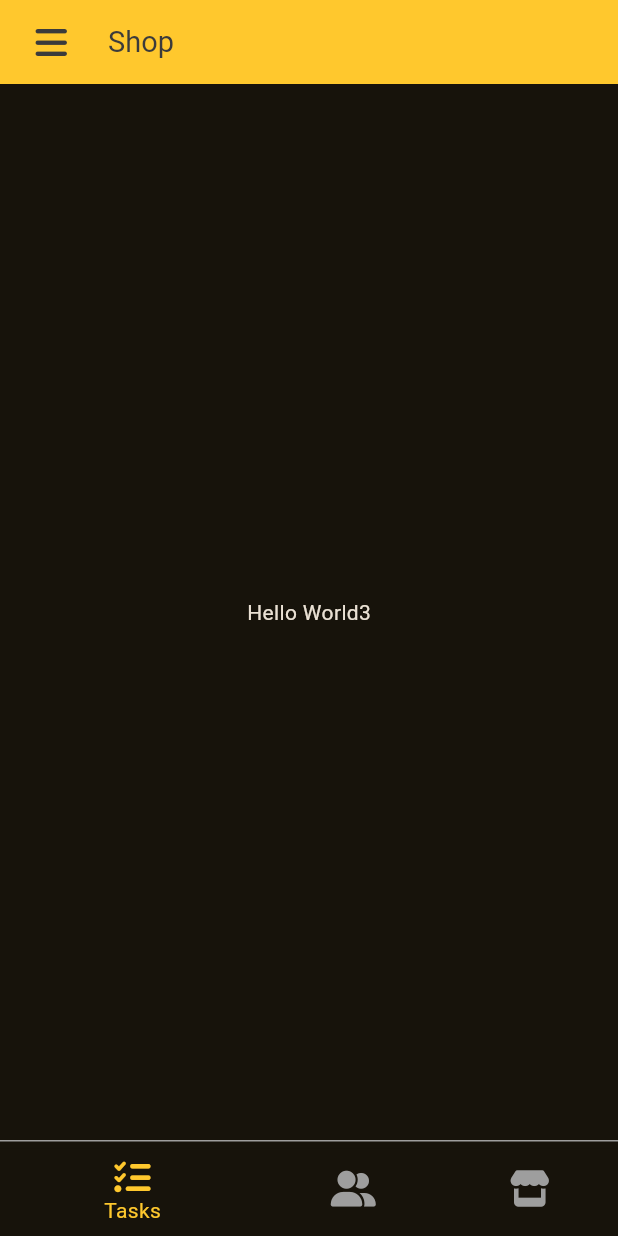
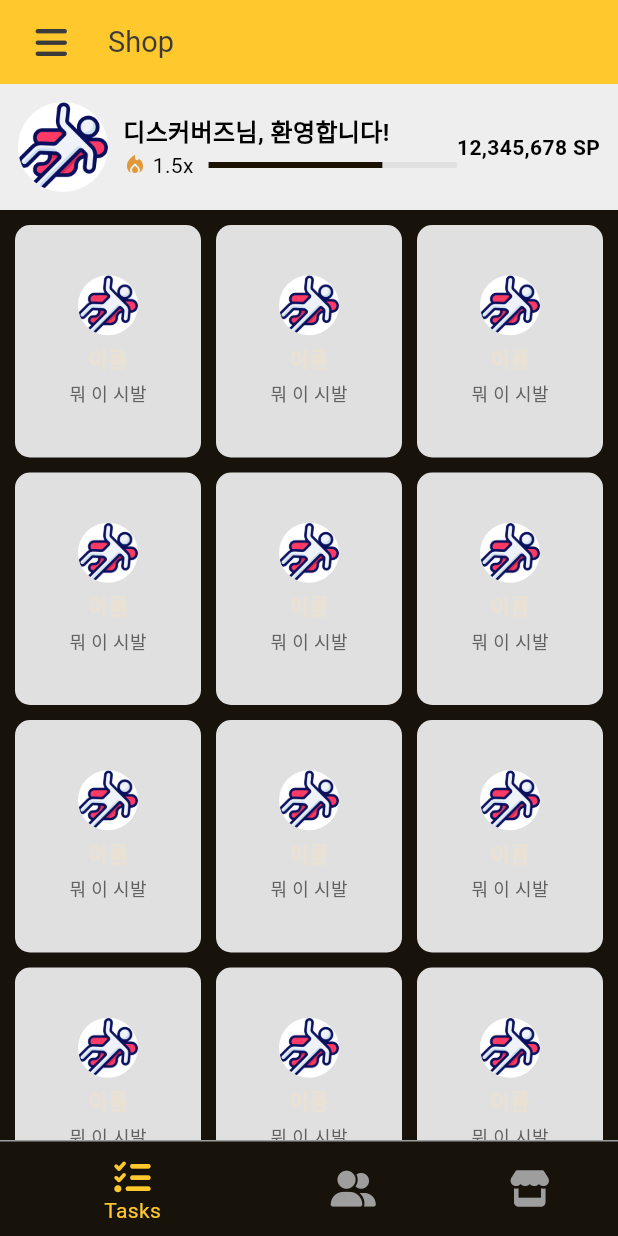
Before and after one commit to eunjooo2/TaskSpark_App, a Flutter app: the MainPage screen opened directly, swiped to page 3, on a phone screen of 412 x 824 dp. Run offline on Flutter 3.47's test engine with Material 3 defaults, Android fonts, the phone set to English and light mode, and no system bars; our stand-ins replace flutter_secure_storage, font_awesome_flutter, icons_plus, lottie, pocketbase, responsive_sizer; accounts and stored records are empty; network calls fail.

Commit message:
:construction: 2025-03-25 회의 내용 반영

```diff
--- a/lib/ui/pages/main_page.dart
+++ b/lib/ui/pages/main_page.dart
@@ -1,6 +1,7 @@
 import 'package:flutter/material.dart';
 import 'package:font_awesome_flutter/font_awesome_flutter.dart';
 import 'package:responsive_sizer/responsive_sizer.dart';
+import 'package:task_spark/ui/pages/shop.dart';
 import 'package:task_spark/ui/pages/social.dart';
 import 'package:task_spark/ui/widgets/task_spark_drawer.dart';
 import 'package:task_spark/ui/pages/splash.dart';
@@ -147,9 +148,7 @@
           } else if (index == 1) {
             return SocialPage(); // 소셜 페이지
           } else if (index == 2) {
-            return Center(
-              child: Text("Hello World3"), // 상점 페이지
-            );
+            return ShopPage();
           }
           return null;
         },
--- /dev/null
+++ b/lib/ui/pages/shop.dart
@@ -0,0 +1,132 @@
+import 'package:flutter/material.dart';
+
+class ShopPage extends StatefulWidget {
+  @override
+  State<ShopPage> createState() => _ShopPageState();
+}
+
+class _ShopPageState extends State<ShopPage> {
+  @override
+  Widget build(BuildContext context) {
+    return Scaffold(
+      appBar: AppBar(backgroundColor: Colors.black, toolbarHeight: 0),
+      body: SingleChildScrollView(
+        child: Column(
+          children: [
+            _buildProfileSection(),
+            _buildItemGrid(),
+          ],
+        ),
+      ),
+    );
+  }
+
+  // ProfileSection 수정 (a.png 이미지 추가)
+  Widget _buildProfileSection() {
+    return Container(
+      padding: EdgeInsets.all(12),
+      color: Colors.grey[200],
+      child: Row(
+        children: [
+          // 여기에서 a.png 이미지 사용
+          CircleAvatar(
+            radius: 30,
+            backgroundImage: AssetImage("assets/icons/a.png"), // a.png 이미지 추가
+            backgroundColor: Colors.white,
+          ),
+          SizedBox(width: 10),
+          Expanded(
+            child: Column(
+              crossAxisAlignment: CrossAxisAlignment.start,
+              children: [
+                Text(
+                  "디스커버즈님, 환영합니다!",
+                  style: TextStyle(
+                    fontSize: 16,
+                    fontWeight: FontWeight.bold,
+                    color: Colors.black,
+                  ),
+                ),
+                Row(
+                  children: [
+                    Icon(
+                      Icons.local_fire_department,
+                      color: const Color.fromARGB(255, 225, 152, 57),
+                      size: 16,
+                    ),
+                    Text(
+                      " 1.5x",
+                      style: TextStyle(fontSize: 14, color: Colors.black),
+                    ),
+                    SizedBox(width: 10),
+                    Expanded(
+                      child: LinearProgressIndicator(
+                        value: 0.7, // 경험치 바
+                        color: const Color.fromARGB(255, 26, 17, 3),
+                        backgroundColor: Colors.grey[300],
+                      ),
+                    ),
+                  ],
+                ),
+              ],
+            ),
+          ),
+          Text(
+            "12,345,678 SP",
+            style: TextStyle(
+              fontSize: 14,
+              fontWeight: FontWeight.bold,
+              color: Colors.black,
+            ),
+          ),
+        ],
+      ),
+    );
+  }
+
+  // ItemGrid 수정 (a.png 이미지 추가)
+  Widget _buildItemGrid() {
+    return GridView.builder(
+      shrinkWrap: true, // GridView가 필요한 만큼만 크기를 차지하도록 설정
+      physics: NeverScrollableScrollPhysics(), // GridView 내부 스크롤 비활성화
+      padding: EdgeInsets.all(10),
+      gridDelegate: SliverGridDelegateWithFixedCrossAxisCount(
+        crossAxisCount: 3,
+        crossAxisSpacing: 10,
+        mainAxisSpacing: 10,
+        childAspectRatio: 0.8,
+      ),
+      itemCount: 15,
+      itemBuilder: (context, index) {
+        return Container(
+          decoration: BoxDecoration(
+            color: Colors.grey[300],
+            borderRadius: BorderRadius.circular(10),
+          ),
+          child: Column(
+            mainAxisAlignment: MainAxisAlignment.center,
+            children: [
+              // 여기에서 a.png 이미지 사용
+              CircleAvatar(
+                radius: 20,
+                backgroundColor: Colors.white,
+                backgroundImage:
+                    AssetImage('assets/icons/a.png'), // a.png 이미지 사용
+              ),
+              SizedBox(height: 5),
+              Text(
+                "이름",
+                style: TextStyle(fontSize: 14, fontWeight: FontWeight.bold),
+              ),
+              SizedBox(height: 5),
+              Text(
+                "뭐 이 시발",
+                style: TextStyle(fontSize: 12, color: Colors.grey[700]),
+              ),
+            ],
+          ),
+        );
+      },
+    );
+  }
+}
--- a/pubspec.yaml
+++ b/pubspec.yaml
@@ -25,10 +25,9 @@
 
   flutter_lints: ^3.0.0
 
-
 flutter:
   uses-material-design: true
 
   assets:
-    - assets/icons/icon.png
-    - assets/images/default_profile.png
+    - assets/icons/a.png   # a.png 추가
+    - assets/images/default_profile.png  # 기본 프로필 이미지 추가
```
Also changed, not shown: assets/icons/a.png (added), 1 other file.
